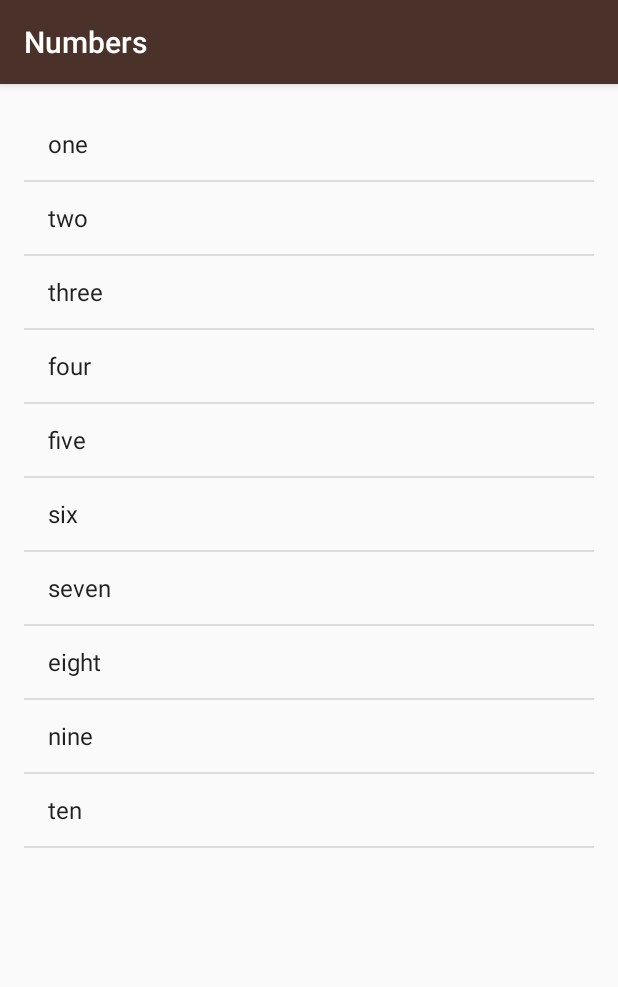
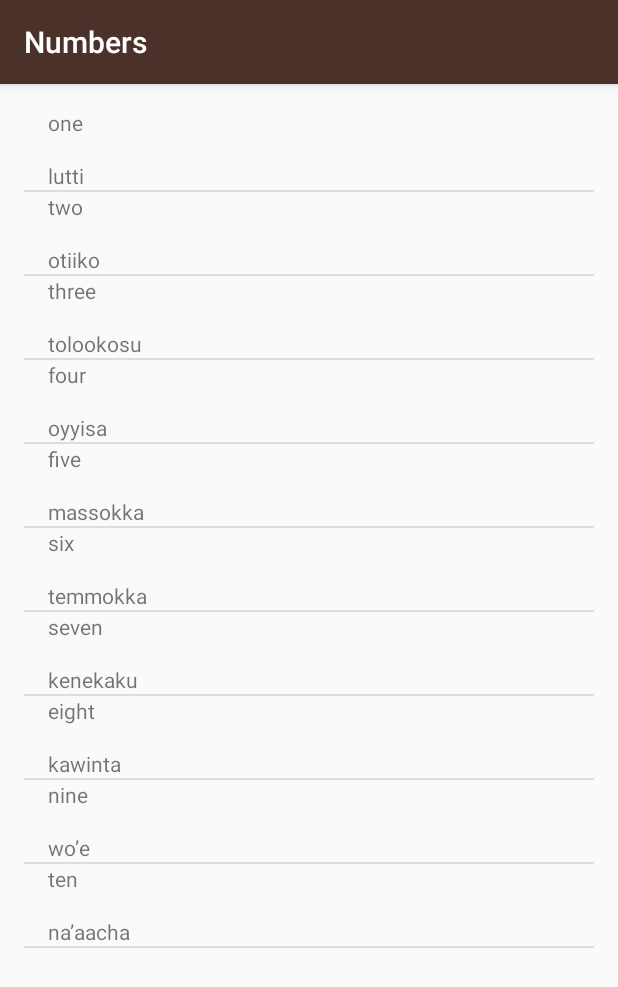
Before and after one commit to nadawaseem/MiwokDict, an Android app: the Numbers screen opened directly, with no data from a screen before it, on a phone screen of 412 x 824 dp. Shown: the top 987 px of the screen. Run offline under Robolectric (Android 15) with nearby library versions, the phone set to English and light mode, and no system bars.

Commit message:
Displaying numbers list using listView and ArrayAdapter

```diff
--- a/app/src/main/java/com/example/android/miwokdict/Numbers.java
+++ b/app/src/main/java/com/example/android/miwokdict/Numbers.java
@@ -2,7 +2,6 @@ package com.example.android.miwokdict;
 
 import android.os.Bundle;
 import android.support.v7.app.AppCompatActivity;
-import android.widget.ArrayAdapter;
 import android.widget.ListView;
 
 import java.util.ArrayList;
@@ -14,24 +13,24 @@ public class Numbers extends AppCompatActivity {
         super.onCreate(savedInstanceState);
         setContentView(R.layout.activity_numbers);
 
-        ArrayList<String> englishWords = new ArrayList<>();
-        englishWords.add(0,"one");
-        englishWords.add(1,"two");
-        englishWords.add(2,"three");
-        englishWords.add(3,"four");
-        englishWords.add(4,"five");
-        englishWords.add(5,"six");
-        englishWords.add(6,"seven");
-        englishWords.add(7,"eight");
-        englishWords.add(8,"nine");
-        englishWords.add(9,"ten");
+        ArrayList<Word> Words = new ArrayList<>();
+        Word w= new Word("one","lutti");
+                Words.add(w);
+        Words.add(new Word("two", "otiiko"));
+        Words.add(new Word("three", "tolookosu"));
+        Words.add(new Word("four", "oyyisa"));
+        Words.add(new Word("five", "massokka"));
+        Words.add(new Word("six", "temmokka"));
+        Words.add(new Word("seven", "kenekaku"));
+        Words.add(new Word("eight", "kawinta"));
+        Words.add(new Word("nine", "wo’e"));
+        Words.add(new Word("ten", "na’aacha"));
 
 
 
 
 
-
-        ArrayAdapter<String> itemsAdapter = new ArrayAdapter<String>(this, android.R.layout.simple_list_item_1, englishWords);
+        WordAdapter itemsAdapter = new WordAdapter (this, Words);
 
         ListView listView =  findViewById(R.id.list);
 
--- a/app/src/main/java/com/example/android/miwokdict/Word.java
+++ b/app/src/main/java/com/example/android/miwokdict/Word.java
@@ -8,18 +8,22 @@ public class Word {
     private String mMiwokWord;
 
     //constructor for initializing values to the two Strings
-  public Word(String defaultWord,String miwokWord){
-      defaultWord=mDefaultWord;
-      miwokWord=mMiwokWord;
+    public Word(String defaultTranslation, String miwokTranslation) {
+        mDefaultWord = defaultTranslation;
+        mMiwokWord = miwokTranslation;
     }
 
-//method for returning  english word
-public String getDefaultWord(){
+        /**
+         * Get the default translation of the word.
+         */
+        public String getDefaultWord() {
             return mDefaultWord;
         }
-//method for returning miwok word
-public String getMiwokWord(){
 
+        /**
+         * Get the Miwok translation of the word.
+         */
+        public String getMiwokWord () {
             return mMiwokWord;
         }
 
--- /dev/null
+++ b/app/src/main/java/com/example/android/miwokdict/WordAdapter.java
@@ -0,0 +1,46 @@
+package com.example.android.miwokdict;
+
+import android.app.Activity;
+import android.view.LayoutInflater;
+import android.view.View;
+import android.view.ViewGroup;
+import android.widget.ArrayAdapter;
+import android.widget.TextView;
+
+import java.util.ArrayList;
+
+public class WordAdapter extends ArrayAdapter<Word> {
+
+
+    public WordAdapter(Activity context, ArrayList<Word> Word) {
+        // Here, we initialize the ArrayAdapter's internal storage for the context and the list.
+        // the second argument is used when the ArrayAdapter is populating a single TextView.
+        // Because this is a custom adapter for two TextViews and an ImageView, the adapter is not
+        // going to use this second argument, so it can be any value. Here, we used 0.
+        super(context, 0, Word);
+    }
+
+    @Override
+    public View getView(int position, View convertView, ViewGroup parent) {
+        // Check if the existing view is being reused, otherwise inflate the view
+        View listItemView = convertView;
+        if (listItemView == null) {
+            listItemView = LayoutInflater.from(getContext()).inflate(
+                    R.layout.list_item, parent, false);
+        }
+
+        Word currentWord =  getItem(position);
+
+        TextView englishWord = listItemView.findViewById(R.id.eng_word);
+
+        englishWord.setText(currentWord.getDefaultWord());
+
+
+        TextView miwokWord = listItemView.findViewById(R.id.miwok_word);
+
+        miwokWord.setText(currentWord.getMiwokWord());
+
+        return listItemView;
+
+    }
+}
--- a/app/src/main/res/layout/list_item.xml
+++ b/app/src/main/res/layout/list_item.xml
@@ -4,6 +4,16 @@
     android:layout_width="match_parent"
     android:layout_height="match_parent"
     android:orientation="vertical">
+
+
+
+    <TextView
+        android:id="@+id/eng_word"
+        android:layout_width="match_parent"
+        android:layout_height="wrap_content"
+        android:text="one"
+        android:paddingLeft="16dp"></TextView>
+
     <TextView
         android:id="@+id/miwok_word"
         android:layout_width="match_parent"
@@ -13,12 +23,7 @@
         android:paddingLeft="16dp"
         />
 
-    <TextView
-        android:id="@+id/eng_word"
-        android:layout_width="match_parent"
-        android:layout_height="wrap_content"
-        android:text="one"
-        android:paddingLeft="16dp"
-        />
+
+
 
 </LinearLayout>
--- a/build.gradle
+++ b/build.gradle
@@ -7,7 +7,7 @@ buildscript {
 
     }
     dependencies {
-        classpath 'com.android.tools.build:gradle:3.4.1'
+        classpath 'com.android.tools.build:gradle:3.4.2'
 
         // NOTE: Do not place your application dependencies here; they belong
         // in the individual module build.gradle files
```
Lines whose indentation alone changed are shown as unchanged.
